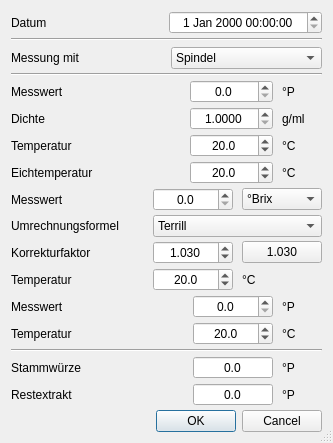
The window that kleiner-brauhelfer/dialogs/dlgrestextrakt.ui (kleiner-brauhelfer/kleiner-brauhelfer-2) describes before a commit, drawn with Qt 5.
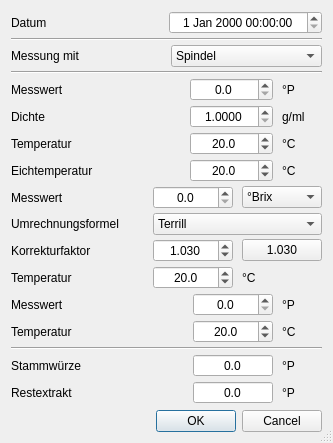
The same window after the commit. Custom widgets are drawn as their Qt base class.

Patch:
```diff
--- a/kleiner-brauhelfer/dialogs/dlgrestextrakt.ui
+++ b/kleiner-brauhelfer/dialogs/dlgrestextrakt.ui
@@ -621,11 +621,6 @@
     </widget>
    </item>
    <item>
-    <layout class="QVBoxLayout" name="verticalLayout_2">
-     <property name="spacing">
-      <number>4</number>
-     </property>
-     <item>
       <widget class="QWidget" name="WdgSw" native="true">
        <layout class="QHBoxLayout" name="horizontalLayout">
         <property name="spacing">
@@ -801,6 +796,19 @@
        </layout>
       </widget>
      </item>
+   <item>
+    <spacer name="verticalSpacer">
+     <property name="orientation">
+      <enum>Qt::Vertical</enum>
+     </property>
+     <property name="sizeHint" stdset="0">
+      <size>
+       <width>20</width>
+       <height>40</height>
+      </size>
+     </property>
+    </spacer>
+   </item>
      <item>
       <widget class="QDialogButtonBox" name="buttonBox">
        <property name="orientation">
@@ -810,8 +818,6 @@
         <set>QDialogButtonBox::Cancel|QDialogButtonBox::Ok</set>
        </property>
       </widget>
-     </item>
-    </layout>
    </item>
   </layout>
  </widget>
```
Left out of the diff: 3 changed lines with no effect on the pictures. Lines whose indentation alone changed are shown as unchanged.
